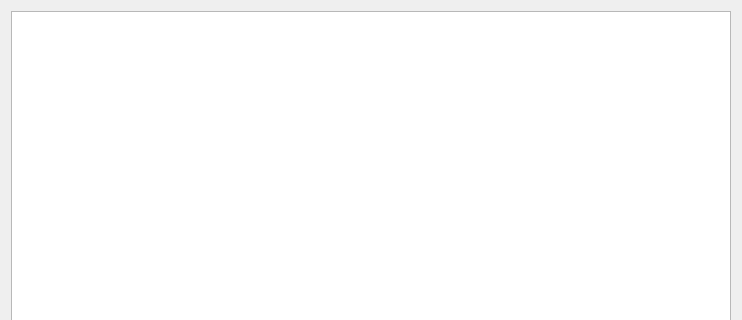
glue-viz/glue, file glue/viewers/table/qt/data_viewer.ui: the form before one commit; both pictures show x 0 to 742 and y 0 to 320 of the 742 by 612 pixel window.
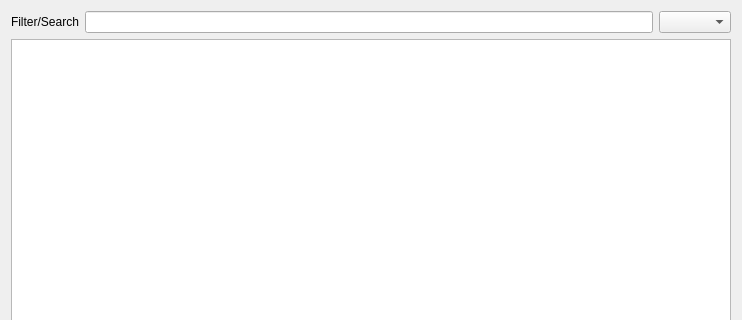
The form after the commit. Custom widgets are drawn as their Qt base class.

Commit message: Add basic search/filter using proxyModel.setFilterFixedString

```diff
--- a/glue/viewers/table/qt/data_viewer.ui
+++ b/glue/viewers/table/qt/data_viewer.ui
@@ -15,6 +15,23 @@
   </property>
   <layout class="QGridLayout" name="gridLayout">
    <item row="0" column="0">
+    <layout class="QHBoxLayout" name="horizontalLayout">
+     <item>
+      <widget class="QLabel" name="filter_label">
+       <property name="text">
+        <string>Filter/Search</string>
+       </property>
+      </widget>
+     </item>
+     <item>
+      <widget class="QLineEdit" name="valuetext_filter"/>
+     </item>
+     <item>
+      <widget class="QComboBox" name="combosel_filter_att"/>
+     </item>
+    </layout>
+   </item>
+   <item row="1" column="0">
     <layout class="QVBoxLayout" name="verticalLayout">
      <item>
       <widget class="TableViewWithSelectionSignal" name="table">
```
The commit also changes 2 other files.
